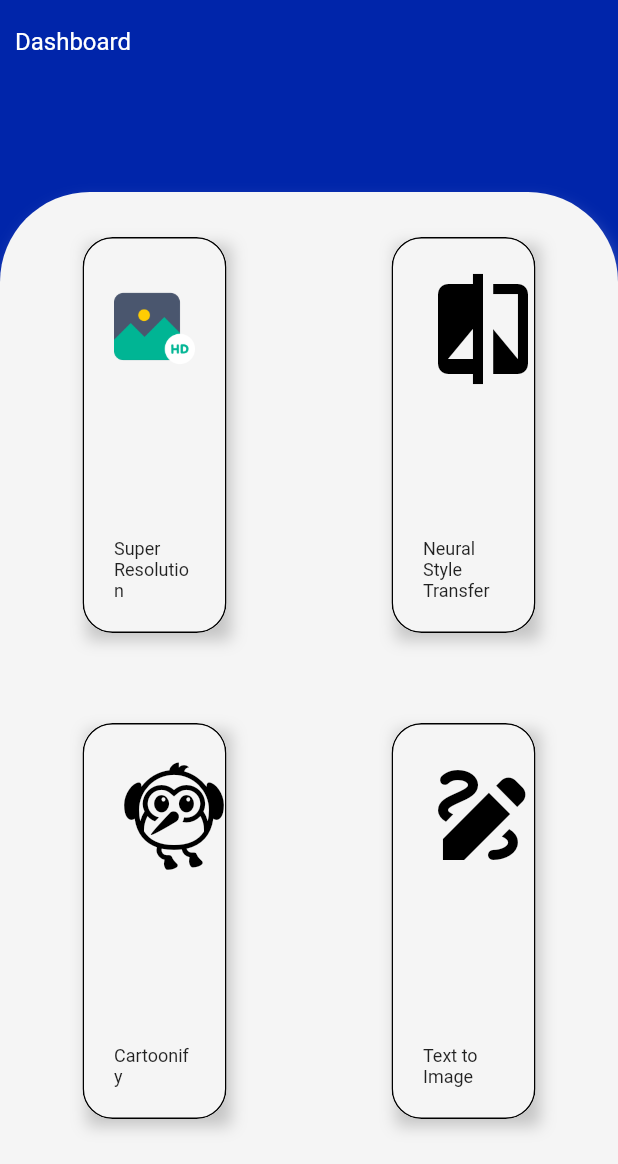
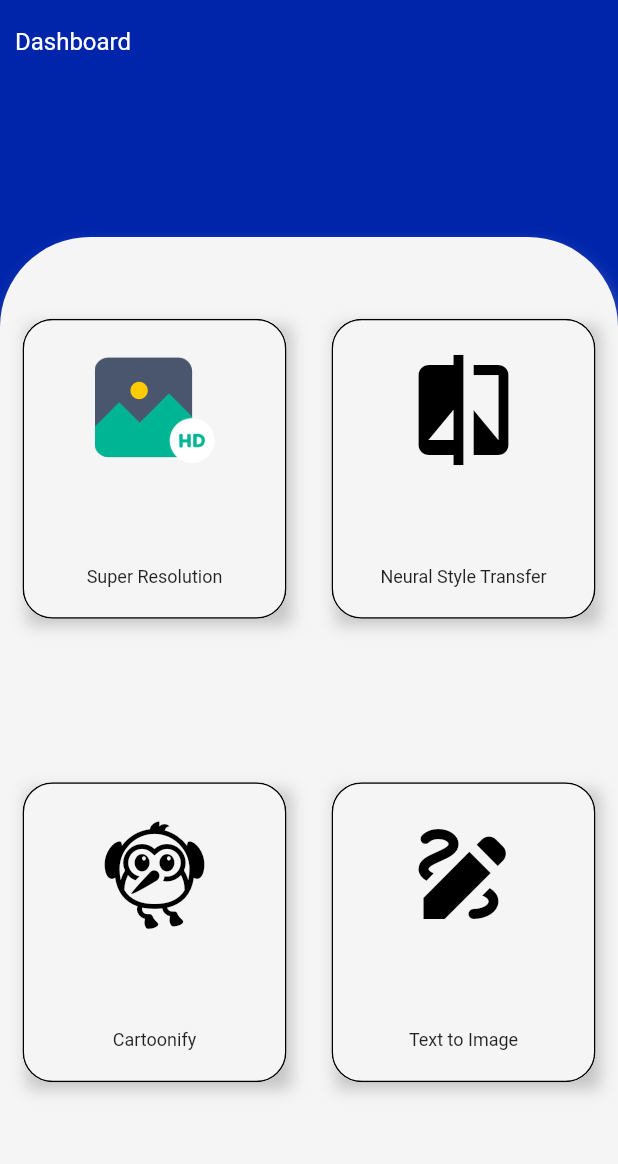
Before and after one commit to chxiang93/FYP-ImageGenie, a Flutter app: the HomePage screen opened directly, on a phone screen of 412 x 824 dp, the part 72-1236 px from its top. Run offline on Flutter 3.47's test engine with Material 2 defaults, Android fonts, the phone set to English and light mode, and no system bars; our stand-ins replace google_fonts, image_picker.

Commit message:
Improve home page

```diff
--- a/image_genie_app/lib/home_page.dart
+++ b/image_genie_app/lib/home_page.dart
@@ -1,11 +1,18 @@
 import 'package:flutter/material.dart';
+import 'package:image_genie_app/services.dart';
+import 'package:provider/provider.dart';
 import 'utils.dart';
+import 'super_resolution_page.dart';
+import 'neural_transfer_page.dart';
+import 'cartoonify_page.dart';
 
 class HomePage extends StatelessWidget {
   const HomePage({Key? key}) : super(key: key);
 
   @override
   Widget build(BuildContext context) {
+    ImageUploadService imgService = Provider.of<ImageUploadService>(context, listen: false);
+
     return Scaffold(
       backgroundColor: const Color(0xFF0025AA),
       appBar: const ImageGenieAppBar(),
@@ -14,7 +21,7 @@ class HomePage extends StatelessWidget {
         crossAxisAlignment: CrossAxisAlignment.start,
         children: [
           Container(
-            height: 120,
+            height: 150,
             padding: const EdgeInsets.all(10),
             child: const Text(
               "Dashboard",
@@ -46,9 +53,29 @@ class HomePage extends StatelessWidget {
                     child: Row(
                       crossAxisAlignment: CrossAxisAlignment.center,
                       mainAxisAlignment: MainAxisAlignment.spaceAround,
-                      children: const [
-                        ImageFunctionCard(imagePath: "assets/sr_icon.png", title: "Super Resolution"),
-                        IconFunctionCard(icon: Icons.compare, title: "Neural Style Transfer")
+                      children: [
+                        ImageFunctionCard(
+                          imagePath: "assets/sr_icon.png",
+                          title: "Super Resolution",
+                          function: () {
+
+                            imgService.clearImage();
+                            Navigator.of(context).push(
+                              MaterialPageRoute(builder: ((context) => SuperResolutionPage()))
+                            );
+                          },
+                          ),
+                        IconFunctionCard(
+                          icon: Icons.compare,
+                          title: "Neural Style Transfer",
+                          function: () {
+
+                            imgService.clearImage();
+                            Navigator.of(context).push(
+                              MaterialPageRoute(builder: ((context) => NeuralTransferPage()))
+                            );
+                          },
+                          )
                       ],
                     ),
                   ),
@@ -56,9 +83,23 @@ class HomePage extends StatelessWidget {
                     child: Row(
                       crossAxisAlignment: CrossAxisAlignment.center,
                       mainAxisAlignment: MainAxisAlignment.spaceAround,
-                      children: const [
-                        IconFunctionCard(icon: Icons.flutter_dash, title: "Cartoonify"),
-                        IconFunctionCard(icon: Icons.draw, title: "Text to Image")
+                      children: [
+                        IconFunctionCard(
+                          icon: Icons.flutter_dash,
+                          title: "Cartoonify",
+                          function: () {
+
+                            imgService.clearImage();
+                            Navigator.of(context).push(
+                              MaterialPageRoute(builder: ((context) => CartoonifyPage()))
+                            );
+                          },
+                          ),
+                        IconFunctionCard(
+                          icon: Icons.draw,
+                          title: "Text to Image",
+                          function: () {},
+                          )
                       ],
                     ),
                   ),
@@ -75,13 +116,14 @@ class HomePage extends StatelessWidget {
 class IconFunctionCard extends StatelessWidget {
   final IconData icon;
   final String title;
+  final Function? function;
 
-  const IconFunctionCard({Key? key, required this.icon, required this.title}) : super(key: key);
+  const IconFunctionCard({Key? key, required this.icon, required this.title, required this.function}) : super(key: key);
 
   @override
   Widget build(BuildContext context) {
     return Container(
-      margin: const EdgeInsets.all(30),
+      margin: const EdgeInsets.all(10),
       decoration: BoxDecoration(
         boxShadow: [
           BoxShadow(
@@ -99,10 +141,11 @@ class IconFunctionCard extends StatelessWidget {
             highlightColor: Colors.black.withOpacity(0.2),
             focusColor: Colors.grey.withOpacity(0.1),
             onTap: () {
-
+              function!();
             },
             child: Container(
-              width: (MediaQuery.of(context).size.width / 2.0) - 110,
+              height: 200,
+              width: (MediaQuery.of(context).size.width / 2.0) - 30,
               decoration: BoxDecoration(
                 border: Border.all(color: Colors.black, width: 1),
                 borderRadius: BorderRadius.circular(20),
@@ -132,13 +175,14 @@ class IconFunctionCard extends StatelessWidget {
 class ImageFunctionCard extends StatelessWidget {
   final String imagePath;
   final String title;
+  final Function? function;
 
-  const ImageFunctionCard({Key? key, required this.imagePath, required this.title}) : super(key: key);
+  const ImageFunctionCard({Key? key, required this.imagePath, required this.title, required this.function}) : super(key: key);
 
   @override
   Widget build(BuildContext context) {
     return Container(
-      margin: const EdgeInsets.all(30),
+      margin: const EdgeInsets.all(10),
       decoration: BoxDecoration(
         boxShadow: [
           BoxShadow(
@@ -156,10 +200,11 @@ class ImageFunctionCard extends StatelessWidget {
             highlightColor: Colors.black.withOpacity(0.2),
             focusColor: Colors.grey.withOpacity(0.1),
             onTap: () {
-
+              function!();
             },
             child: Container(
-              width: (MediaQuery.of(context).size.width / 2.0) - 110,
+              height: 200,
+              width: (MediaQuery.of(context).size.width / 2.0) - 30,
               decoration: BoxDecoration(
                 border: Border.all(color: Colors.black, width: 1),
                 borderRadius: BorderRadius.circular(20),
```
